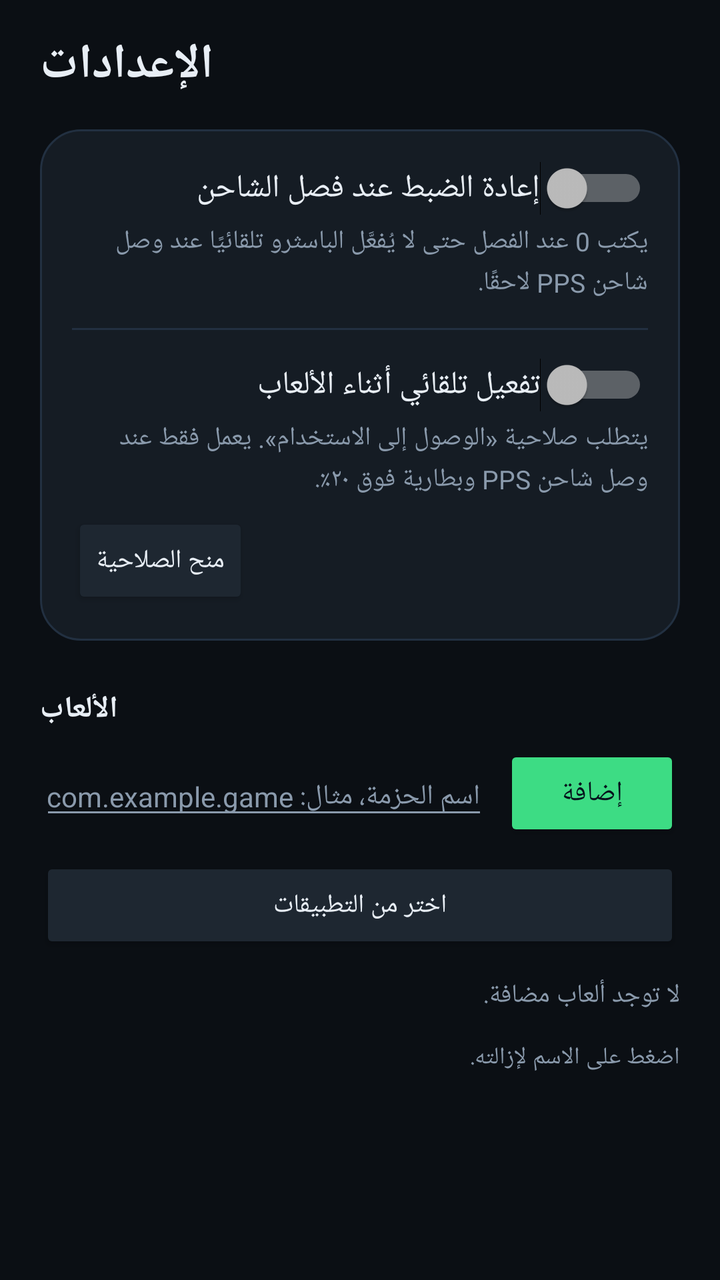
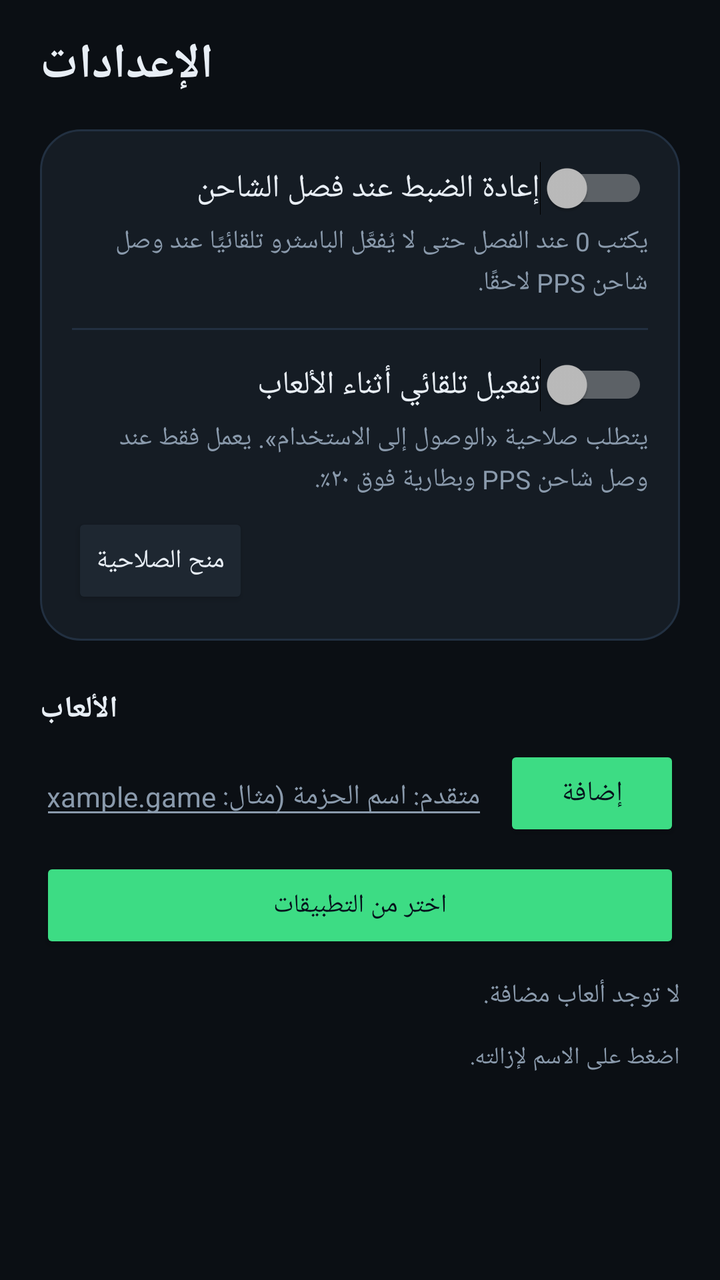

Screens rendered from an Android XML layout before and after an edit, with the pre-edit source and the edit as a unified diff.
<!-- AndroidManifest.xml: application theme Theme.PausePD -->
<!-- res/layout/activity_settings.xml -->
<?xml version="1.0" encoding="utf-8"?>
<ScrollView xmlns:android="http://schemas.android.com/apk/res/android"
    android:layout_width="match_parent"
    android:layout_height="match_parent"
    android:background="@color/bg"
    android:fillViewport="true"
    android:fitsSystemWindows="true">

    <LinearLayout
        android:layout_width="match_parent"
        android:layout_height="wrap_content"
        android:orientation="vertical"
        android:paddingStart="20dp"
        android:paddingTop="16dp"
        android:paddingEnd="20dp"
        android:paddingBottom="32dp">

        <TextView
            android:layout_width="wrap_content"
            android:layout_height="wrap_content"
            android:text="@string/settings_title"
            android:textColor="@color/text"
            android:textSize="24sp"
            android:textStyle="bold" />

        <LinearLayout
            android:layout_width="match_parent"
            android:layout_height="wrap_content"
            android:layout_marginTop="16dp"
            android:background="@drawable/bg_card"
            android:orientation="vertical"
            android:padding="16dp">

            <Switch
                android:id="@+id/swReset"
                android:layout_width="match_parent"
                android:layout_height="wrap_content"
                android:text="@string/pref_reset_title"
                android:textColor="@color/text"
                android:textSize="16sp" />

            <TextView
                android:layout_width="match_parent"
                android:layout_height="wrap_content"
                android:layout_marginTop="4dp"
                android:lineSpacingExtra="3dp"
                android:text="@string/pref_reset_desc"
                android:textColor="@color/muted"
                android:textSize="13sp" />

            <View
                android:layout_width="match_parent"
                android:layout_height="1dp"
                android:layout_marginTop="14dp"
                android:layout_marginBottom="14dp"
                android:background="@color/stroke" />

            <Switch
                android:id="@+id/swGame"
                android:layout_width="match_parent"
                android:layout_height="wrap_content"
                android:text="@string/pref_game_title"
                android:textColor="@color/text"
                android:textSize="16sp" />

            <TextView
                android:layout_width="match_parent"
                android:layout_height="wrap_content"
                android:layout_marginTop="4dp"
                android:lineSpacingExtra="3dp"
                android:text="@string/pref_game_desc"
                android:textColor="@color/muted"
                android:textSize="13sp" />

            <TextView
                android:id="@+id/txtAccess"
                android:layout_width="match_parent"
                android:layout_height="wrap_content"
                android:layout_marginTop="8dp"
                android:text="@string/access_missing"
                android:textColor="@color/warn"
                android:textSize="13sp"
                android:visibility="gone" />

            <Button
                android:id="@+id/btnGrant"
                android:layout_width="wrap_content"
                android:layout_height="wrap_content"
                android:layout_marginTop="8dp"
                android:backgroundTint="@color/surface2"
                android:text="@string/btn_grant"
                android:textColor="@color/text"
                android:textSize="13sp" />
        </LinearLayout>

        <TextView
            android:layout_width="wrap_content"
            android:layout_height="wrap_content"
            android:layout_marginTop="24dp"
            android:text="@string/games_title"
            android:textColor="@color/text"
            android:textSize="15sp"
            android:textStyle="bold" />

        <LinearLayout
            android:layout_width="match_parent"
            android:layout_height="wrap_content"
            android:layout_marginTop="8dp"
            android:gravity="center_vertical"
            android:orientation="horizontal">

            <EditText
                android:id="@+id/editPkg"
                android:layout_width="0dp"
                android:layout_height="wrap_content"
                android:layout_weight="1"
                android:hint="@string/games_hint"
                android:imeOptions="actionDone"
                android:inputType="text"
                android:maxLines="1"
                android:textColor="@color/text"
                android:textColorHint="@color/muted"
                android:textSize="14sp" />

            <Button
                android:id="@+id/btnAdd"
                android:layout_width="wrap_content"
                android:layout_height="wrap_content"
                android:layout_marginStart="8dp"
                android:backgroundTint="@color/accent"
                android:text="@string/btn_add"
                android:textColor="@color/on_accent"
                android:textSize="14sp" />
        </LinearLayout>

        <Button
            android:id="@+id/btnPick"
            android:layout_width="match_parent"
            android:layout_height="wrap_content"
            android:layout_marginTop="8dp"
            android:backgroundTint="@color/surface2"
            android:text="@string/btn_pick"
            android:textColor="@color/text"
            android:textSize="13sp" />

        <TextView
            android:id="@+id/txtEmpty"
            android:layout_width="match_parent"
            android:layout_height="wrap_content"
            android:layout_marginTop="12dp"
            android:text="@string/games_empty"
            android:textColor="@color/muted"
            android:textSize="13sp" />

        <LinearLayout
            android:id="@+id/listGames"
            android:layout_width="match_parent"
            android:layout_height="wrap_content"
            android:layout_marginTop="4dp"
            android:orientation="vertical" />

        <TextView
            android:layout_width="match_parent"
            android:layout_height="wrap_content"
            android:layout_marginTop="10dp"
            android:text="@string/games_remove_hint"
            android:textColor="@color/muted"
            android:textSize="12sp" />
    </LinearLayout>
</ScrollView>
<!-- resources referenced by this layout -->
<resources>
  <color name="accent">#3DDC84</color>
  <color name="bg">#0B0F14</color>
  <color name="muted">#8A9AAC</color>
  <color name="on_accent">#06121C</color>
  <color name="stroke">#223041</color>
  <color name="surface2">#1E2731</color>
  <color name="text">#E8EEF5</color>
  <color name="warn">#FFB020</color>
  <!-- drawable bg_card (drawable) -->
  <?xml version="1.0" encoding="utf-8"?>
  <shape xmlns:android="http://schemas.android.com/apk/res/android"
      android:shape="rectangle">
      <solid android:color="@color/surface" />
      <corners android:radius="20dp" />
      <stroke
          android:width="1dp"
          android:color="@color/stroke" />
  </shape>
  <string name="access_missing">صلاحية الوصول إلى الاستخدام غير ممنوحة — التفعيل التلقائي لن يعمل.</string>
  <string name="btn_add">إضافة</string>
  <string name="btn_grant">منح الصلاحية</string>
  <string name="btn_pick">اختر من التطبيقات</string>
  <string name="games_empty">لا توجد ألعاب مضافة.</string>
  <string name="games_hint">اسم الحزمة، مثال: com.example.game</string>
  <string name="games_remove_hint">اضغط على الاسم لإزالته.</string>
  <string name="games_title">الألعاب</string>
  <string name="pref_game_desc">يتطلب صلاحية «الوصول إلى الاستخدام». يعمل فقط عند وصل شاحن PPS وبطارية فوق ٢٠٪.</string>
  <string name="pref_game_title">تفعيل تلقائي أثناء الألعاب</string>
  <string name="pref_reset_desc">يكتب 0 عند الفصل حتى لا يُفعَّل الباسثرو تلقائيًا عند وصل شاحن PPS لاحقًا.</string>
  <string name="pref_reset_title">إعادة الضبط عند فصل الشاحن</string>
  <string name="settings_title">الإعدادات</string>
  <style name="Theme.PausePD" parent="android:Theme.Material.NoActionBar">
          <item name="android:colorPrimary">@color/accent</item>
          <item name="android:colorPrimaryDark">@color/bg</item>
          <item name="android:colorAccent">@color/accent</item>
          <item name="android:textColorPrimary">@color/text</item>
          <item name="android:textColorSecondary">@color/muted</item>
          <item name="android:windowBackground">@color/bg</item>
          <item name="android:statusBarColor">@color/bg</item>
          <item name="android:navigationBarColor">@color/bg</item>
          <item name="android:windowLightStatusBar">false</item>
      </style>
  <color name="surface">#151C24</color>
</resources>

<!-- the commit's change to res/layout/activity_settings.xml (unified diff, before → after) -->
@@ -138,9 +138,9 @@
             android:layout_width="match_parent"
             android:layout_height="wrap_content"
             android:layout_marginTop="8dp"
-            android:backgroundTint="@color/surface2"
+            android:backgroundTint="@color/accent"
             android:text="@string/btn_pick"
-            android:textColor="@color/text"
+            android:textColor="@color/on_accent"
             android:textSize="13sp" />
 
         <TextView
<!-- resource entries referenced after the edit -->
@@ -23,7 +23,7 @@
   <string name="btn_grant">منح الصلاحية</string>
   <string name="btn_pick">اختر من التطبيقات</string>
   <string name="games_empty">لا توجد ألعاب مضافة.</string>
-  <string name="games_hint">اسم الحزمة، مثال: com.example.game</string>
+  <string name="games_hint">متقدم: اسم الحزمة (مثال: com.example.game)</string>
   <string name="games_remove_hint">اضغط على الاسم لإزالته.</string>
   <string name="games_title">الألعاب</string>
   <string name="pref_game_desc">يتطلب صلاحية «الوصول إلى الاستخدام». يعمل فقط عند وصل شاحن PPS وبطارية فوق ٢٠٪.</string>
